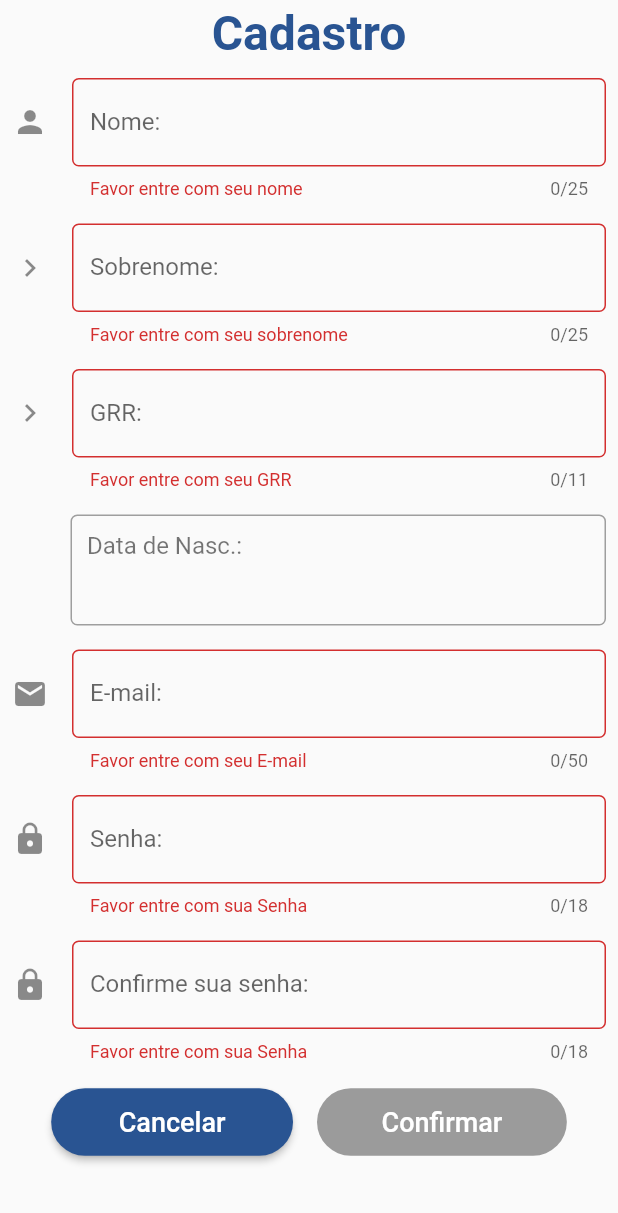
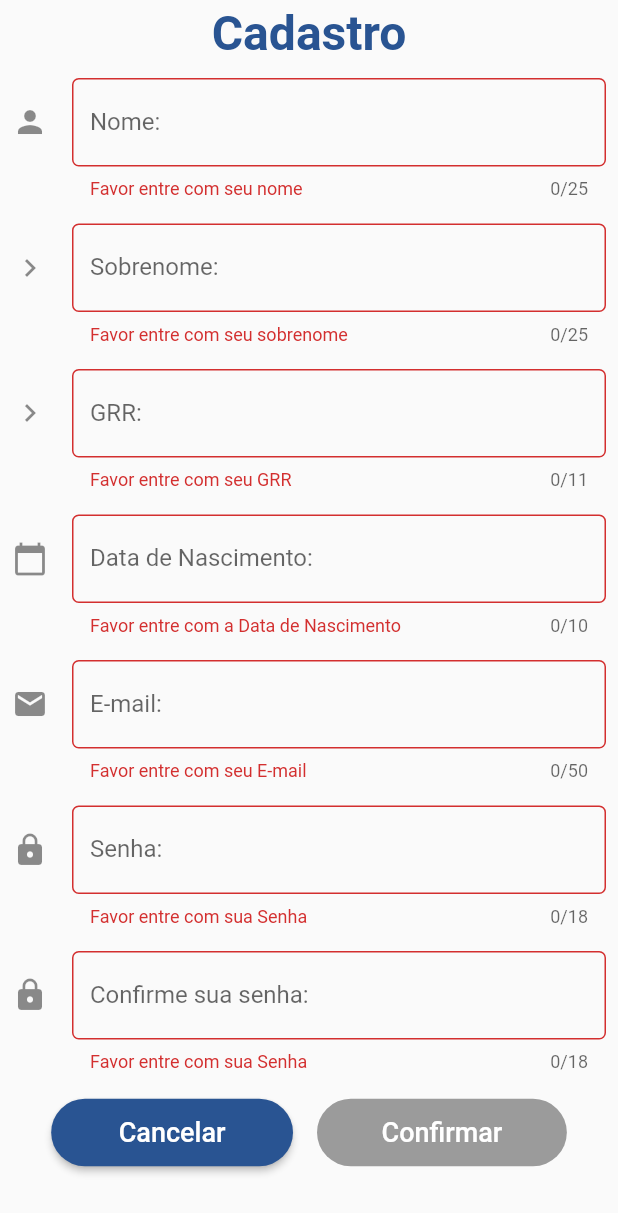
Before and after one commit to Edu-Motter/ufpr-convida, a Flutter app: the LoginWidget screen opened by its route, after a tap on "Cadastrar", on a phone screen of 412 x 824 dp. Shown: the top 1213 px of the screen. Run offline on Flutter 3.47's test engine with Material 2 defaults, Android fonts, the phone set to English and light mode, and no system bars; our stand-ins replace flushbar, flutter_mobx, flutter_secure_storage, google_maps_flutter, location, mask_text_input_formatter and 1 more; accounts and stored records are empty; generated files the repository leaves out were written again; network calls fail.

Commit message:
Tela de cadastro - Data nasc - Campo para digitar

```diff
--- a/convida/lib/app/screens/signup_screen/signup_controller.dart
+++ b/convida/lib/app/screens/signup_screen/signup_controller.dart
@@ -23,8 +23,10 @@ abstract class _SignupControllerBase with Store {
     return ((validateName() == null) &&
         (validadeLastName() == null) &&
         (validadeGrr() == null) &&
+        (validadeBirth() == null) &&
         (validadeEmail() == null) &&
-        (validadePassword() == null));
+        (validadePassword() == null) &&
+        (validadeConfirmPassword() == null));
   }
 
   String validateName() {
@@ -43,8 +45,16 @@ abstract class _SignupControllerBase with Store {
     return emailValidation(signup.email);
   }
 
+  String validadeBirth() {
+    return birthValidation(signup.birth);
+  }
+
   String validadePassword() {
     return passwordValidation(signup.password, signup.confirmPassword);
+  }
+
+  String validadeConfirmPassword() {
+    return passwordValidation(signup.confirmPassword, signup.password);
   }
 
   Future<int> checkGrr() async {
--- a/convida/lib/app/screens/signup_screen/signup_widget.dart
+++ b/convida/lib/app/screens/signup_screen/signup_widget.dart
@@ -1,11 +1,10 @@
-
 import 'package:convida/app/screens/signup_screen/signup_controller.dart';
 import 'package:convida/app/shared/util/dialogs_widget.dart';
 import 'package:convida/app/shared/util/text_field_widget.dart';
 import 'package:flutter_mobx/flutter_mobx.dart';
 import 'package:flutter/material.dart';
 import 'package:intl/intl.dart';
-
+import 'package:mask_text_input_formatter/mask_text_input_formatter.dart';
 
 class SignUpWidget extends StatefulWidget {
   @override
@@ -14,6 +13,8 @@ class SignUpWidget extends StatefulWidget {
 
 class _SignUpWidgetState extends State<SignUpWidget> {
   final signupController = SignupController();
+  var dateMask = new MaskTextInputFormatter(
+      mask: '##/##/####', filter: {"#": RegExp(r'[0-9]')});
 
   bool created = false;
 
@@ -45,6 +46,7 @@ class _SignUpWidgetState extends State<SignUpWidget> {
           } else
             return null;
         },
+
         child: Scaffold(
           body: Column(
             children: <Widget>[
@@ -73,6 +75,7 @@ class _SignUpWidgetState extends State<SignUpWidget> {
                         return textField(
                             labelText: "Nome:",
                             icon: Icons.person,
+                            initialValue: signupController.signup.name,
                             onChanged: signupController.signup.changeName,
                             maxLength: 25,
                             errorText: signupController.validateName);
@@ -86,6 +89,7 @@ class _SignUpWidgetState extends State<SignUpWidget> {
                         return textField(
                             labelText: "Sobrenome:",
                             icon: Icons.navigate_next,
+                            initialValue: signupController.signup.lastName,
                             onChanged: signupController.signup.changeLastName,
                             maxLength: 25,
                             errorText: signupController.validadeLastName);
@@ -99,6 +103,7 @@ class _SignUpWidgetState extends State<SignUpWidget> {
                         return textField(
                             labelText: "GRR:",
                             icon: Icons.navigate_next,
+                            initialValue: signupController.signup.grr,
                             onChanged: signupController.signup.changeGrr,
                             maxLength: 11,
                             errorText: signupController.validadeGrr);
@@ -107,68 +112,18 @@ class _SignUpWidgetState extends State<SignUpWidget> {
 
                     //User Birthday
                     Padding(
-                        padding: const EdgeInsets.fromLTRB(47, 8, 8, 8),
-                        child: Container(
-                          decoration: BoxDecoration(
-                              borderRadius: BorderRadius.circular(4.5),
-                              border: Border.all(
-                                color: Colors.grey,
-                                width: 1.0,
-                              )),
-                          child: InkWell(
-                            onTap: () async {
-                              final selectedDate =
-                                  await _selectedDate(context);
-                              if (selectedDate == null) return 0;
-
-                              setState(() {
-                                this.selectedDateUser = DateTime(
-                                    selectedDate.year,
-                                    selectedDate.month,
-                                    selectedDate.day);
-                                dateUser =
-                                    dateFormat.format(selectedDateUser);
-                                showDateUser =
-                                    formatter.format(selectedDateUser);
-                                print("Formato data post: $dateUser");
-                              });
-                              return 0;
-                            },
-                            child: new Column(
-                              crossAxisAlignment: CrossAxisAlignment.start,
-                              mainAxisAlignment: MainAxisAlignment.start,
-                              children: <Widget>[
-                                Padding(
-                                  padding:
-                                      const EdgeInsets.fromLTRB(10, 10, 0, 0),
-                                  child: new Text(
-                                    "Data de Nasc.: ",
-                                    style: TextStyle(
-                                        fontSize: 16, color: Colors.black54),
+                      padding: const EdgeInsets.all(8.0),
+                      child: Observer(builder: (_) {
+                        return textFieldMask(
+                            maskFormatter: dateMask,
+                            labelText: "Data de Nascimento:",
+                            icon: Icons.calendar_today,
+                            initialValue: signupController.signup.birth,
+                            onChanged: signupController.signup.changeBirth,
+                            maxLength: 10,
+                            errorText: signupController.validadeBirth);
+                      }),
                     ),
-                                ),
-                                Padding(
-                                  padding: const EdgeInsets.all(12.0),
-                                  child: new Row(
-                                    crossAxisAlignment:
-                                        CrossAxisAlignment.center,
-                                    mainAxisAlignment:
-                                        MainAxisAlignment.center,
-                                    children: <Widget>[
-                                      //Dia
-                                      Text(
-                                        "$showDateUser",
-                                        style: TextStyle(
-                                            fontSize: 16,
-                                            color: Colors.black54),
-                                      ),
-                                    ],
-                                  ),
-                                )
-                              ],
-                            ),
-                          ),
-                        )),
 
                     //User email:
                     Padding(
@@ -177,6 +132,7 @@ class _SignUpWidgetState extends State<SignUpWidget> {
                         return textField(
                             labelText: "E-mail:",
                             icon: Icons.email,
+                            initialValue: signupController.signup.email,
                             onChanged: signupController.signup.changeEmail,
                             maxLength: 50,
                             errorText: signupController.validadeEmail);
@@ -190,6 +146,7 @@ class _SignUpWidgetState extends State<SignUpWidget> {
                         return textFieldObscure(
                             labelText: "Senha:",
                             icon: Icons.lock,
+                            initialValue: signupController.signup.password,
                             onChanged: signupController.signup.changePassword,
                             maxLength: 18,
                             errorText: signupController.validadePassword);
@@ -203,10 +160,13 @@ class _SignUpWidgetState extends State<SignUpWidget> {
                         return textFieldObscure(
                             labelText: "Confirme sua senha:",
                             icon: Icons.lock,
+                            initialValue:
+                                signupController.signup.confirmPassword,
                             onChanged:
                                 signupController.signup.changeConfirmPassword,
                             maxLength: 18,
-                            errorText: signupController.validadePassword);
+                            errorText:
+                                signupController.validadeConfirmPassword);
                       }),
                     ),
 
@@ -251,7 +211,10 @@ class _SignUpWidgetState extends State<SignUpWidget> {
                                     shape: RoundedRectangleBorder(
                                       borderRadius: BorderRadius.circular(24),
                                     ),
-                                    onPressed: signupController.isValid ? () async {
+                                    onPressed: signupController.isValid
+                                        ? () async {
+
+                                            //*GRR to LowCase
                                             if (signupController.signup.grr
                                                 .startsWith("GRR")) {
                                               signupController.signup.grr =
@@ -259,7 +222,9 @@ class _SignUpWidgetState extends State<SignUpWidget> {
                                                       .toLowerCase();
                                             }
 
-                                      int ok = await signupController.checkGrr();
+                                            //*Check GRR
+                                            int ok = await signupController
+                                                .checkGrr();
 
                                             if (ok == 500) {
                                               String msg = "GRR Inválido!";
@@ -268,29 +233,41 @@ class _SignUpWidgetState extends State<SignUpWidget> {
                                               showError(msg, error, context);
                                             }
 
-                                      if (showDateUser == "") {
-                                        String msg =
-                                            "Data de nascimento não informada!";
-                                        String error =
-                                            "Favor informar sua data de nascimento";
-                                        showError(msg, error, context);
-                                      } else if (created) {
+                                            //*Check if created
+                                            if (created) {
                                               Navigator.pushReplacementNamed(
                                                   context, '/main');
                                             } else if ((created == false) &&
                                                 (ok == 200)) {
-                                        if (signupController.signup.password
+
+                                              //* Check pass
+                                              if (signupController
+                                                      .signup.password
                                                       .compareTo(signupController
                                                           .signup
                                                           .confirmPassword) ==
                                                   0) {
+
+                                                //*Arrumar data:
+                                                DateTime dateUser = DateFormat("dd/MM/yyyy").parse(signupController.signup.birth);
+                                                String datePost = dateFormat.format(dateUser);
+
+                                                //*Post Event
                                                 int statusCode =
-                                              await signupController.postNewUser(dateUser: dateUser, context: context);
+                                                    await signupController
+                                                        .postNewUser(
+                                                            dateUser: datePost,
+                                                            context: context);
+
+                                                //*Check status Code
+                                                //*Sucesso
                                                 if ((statusCode == 200) ||
                                                     (statusCode == 201)) {
                                                   created = true;
                                                   int statusCodeLogin =
-                                                await signupController.postLoginUser(context: context);
+                                                      await signupController
+                                                          .postLoginUser(
+                                                              context: context);
                                                   if (statusCodeLogin == 201 ||
                                                       statusCodeLogin == 200) {
                                                     showSuccess(
@@ -303,7 +280,10 @@ class _SignUpWidgetState extends State<SignUpWidget> {
                                                         "O Cadastro foi feito sucesso, entretando deu erro ao logar",
                                                         context);
                                                   }
-                                          } else if (statusCode == 401) {
+                                                }
+
+                                                //*Erros:
+                                                else if (statusCode == 401) {
                                                   showError(
                                                       "Erro 401",
                                                       "Não autorizado, favor logar novamente",
@@ -331,14 +311,14 @@ class _SignUpWidgetState extends State<SignUpWidget> {
                                                 showError(msg, error, context);
                                               }
                                             }
-                                    } : null,
+                                          }
+                                        : null,
                                     padding:
                                         EdgeInsets.fromLTRB(43, 12, 43, 12),
                                     child: Text('Confirmar',
                                         //Color(0xFF295492),(0xFF8A275D)
                                         style: TextStyle(
-                                            color: Colors.white,
-                                            fontSize: 18)),
+                                            color: Colors.white, fontSize: 18)),
                                   );
                                 },
                               ),
@@ -361,13 +341,13 @@ class _SignUpWidgetState extends State<SignUpWidget> {
     }
   }
 
-  Future<DateTime> _selectedDate(BuildContext context) {
-    DateTime now = DateTime.now();
-    var lastDate = now.subtract(Duration(days: (12 * 365 + 3)));
-    return showDatePicker(
-        context: context,
-        initialDate: DateTime(2000),
-        firstDate: DateTime(1900),
-        lastDate: lastDate);
+  // Future<DateTime> _selectedDate(BuildContext context) {
+  //   DateTime now = DateTime.now();
+  //   var lastDate = now.subtract(Duration(days: (12 * 365 + 3)));
+  //   return showDatePicker(
+  //       context: context,
+  //       initialDate: DateTime(2000),
+  //       firstDate: DateTime(1900),
+  //       lastDate: lastDate);
+  // }
 }
-}
--- a/convida/lib/app/shared/util/text_field_widget.dart
+++ b/convida/lib/app/shared/util/text_field_widget.dart
@@ -1,9 +1,11 @@
 library my_prj.util.textfields;
 
 import 'package:flutter/material.dart';
+import 'package:mask_text_input_formatter/mask_text_input_formatter.dart';
 
-textField({String labelText, IconData icon, onChanged, int maxLength,String Function() errorText}) {
-  return TextField(
+textField({String initialValue, String labelText, IconData icon, onChanged, int maxLength,String Function() errorText}) {
+  return TextFormField(
+    initialValue: initialValue,
     onChanged: onChanged,
     maxLength: maxLength,
     decoration: InputDecoration(
@@ -15,8 +17,9 @@ textField({String labelText, IconData icon, onChanged, int maxLength,String Func
   );
 }
 
-textFieldObscure({String labelText, IconData icon, onChanged, int maxLength,String Function() errorText}) {
-  return TextField(
+textFieldObscure({String initialValue, String labelText, IconData icon, onChanged, int maxLength,String Function() errorText}) {
+  return TextFormField(
+    initialValue: initialValue,
     obscureText: true,
     onChanged: onChanged,
     maxLength: maxLength,
@@ -29,8 +32,9 @@ textFieldObscure({String labelText, IconData icon, onChanged, int maxLength,Stri
   );
 }
 
-textFieldController({TextEditingController controller, String labelText, IconData icon, onChanged, int maxLength,String Function() errorText}) {
-  return TextField(
+textFieldController({String initialValue, TextEditingController controller, String labelText, IconData icon, onChanged, int maxLength,String Function() errorText}) {
+  return TextFormField(
+    initialValue: initialValue,
     controller: controller,
     onChanged: onChanged,
     maxLength: maxLength,
@@ -71,3 +75,18 @@ textFieldInitialValue({String initialValue, String labelText, IconData icon, onC
     ),
   );
 }
+
+textFieldMask({String initialValue, MaskTextInputFormatter maskFormatter, String labelText, IconData icon, onChanged, int maxLength,String Function() errorText}) {
+  return TextFormField(
+    initialValue: initialValue,
+    inputFormatters: [maskFormatter],
+    onChanged: onChanged,
+    maxLength: maxLength,
+    decoration: InputDecoration(
+      labelText: labelText,
+      errorText: errorText == null ? null : errorText(),
+      border: OutlineInputBorder(borderRadius: BorderRadius.circular(4.5)),
+      icon: Icon(icon),
+    ),
+  );
+}
--- a/convida/lib/app/shared/validations/user_validation.dart
+++ b/convida/lib/app/shared/validations/user_validation.dart
@@ -1,4 +1,6 @@
 library my_prj.validations.event;
+
+import 'package:convida/app/shared/validations/date_validation.dart';
 
 String nameValidation(value, name) {
   String expression = r"^[A-Za-zá àâãéèêíïóôõöúçñÁÀÂÃÉÈÍÏÓÔÕÖÚÇÑ]{2,25}$";
@@ -34,10 +36,29 @@ String grrValidation(value) {
     return 'Inicia com espaço';
   } else if (value.contains('  ')) {
     return 'Contém espaços desnecessários';
+  } else if (value.length < 11) {
+    return "Favor entre com seu GRR";
   } else if (_grrValidator.hasMatch(value)) {
     return null;
   } else {
     return 'Possuí caracter inválido';
+  }
+}
+
+String birthValidation(value) {
+  if (value == null) {
+    return 'Favor entre com a Data de Nascimento';
+  } else if (value.isEmpty) {
+    return 'Favor entre com a Data de Nascimento';
+  } else if (value.length < 10) {
+    return 'Favor entre com a Data de Nascimento';
+  } else {
+    bool valid = isValidDate(value);
+    if (!valid) {
+      return "Data inválida";
+    } else {
+      return null;
+    }
   }
 }
 
@@ -55,10 +76,14 @@ String emailValidation(value) {
     return 'Contém espaços desnecessários';
   } else if (value.length > 50) {
     return 'Max. 50 caracteres';
+  } else if (!value.contains("@")) {
+    return 'Está faltando "@"';
+  } else if (!value.contains(".")) {
+    return 'Está faltando "."';
   } else if (_emailValidator.hasMatch(value)) {
     return null;
   } else
-    return 'Possuí caracter inválido';
+    return 'E-mail inválido';
 }
 
 String passwordValidation(value, password) {
--- a/convida/pubspec.yaml
+++ b/convida/pubspec.yaml
@@ -34,6 +34,7 @@ dependencies:
   location: ^2.3.5
   url_launcher: any
   flutter_secure_storage: ^3.3.1+1
+  mask_text_input_formatter: ^1.0.6
 
 
 dev_dependencies:
```
Also changed, not shown: convida/lib/app/shared/validations/date_validation.dart (added, +22 -0 lines), convida/pubspec.lock. Lines whose indentation alone changed are shown as unchanged.
